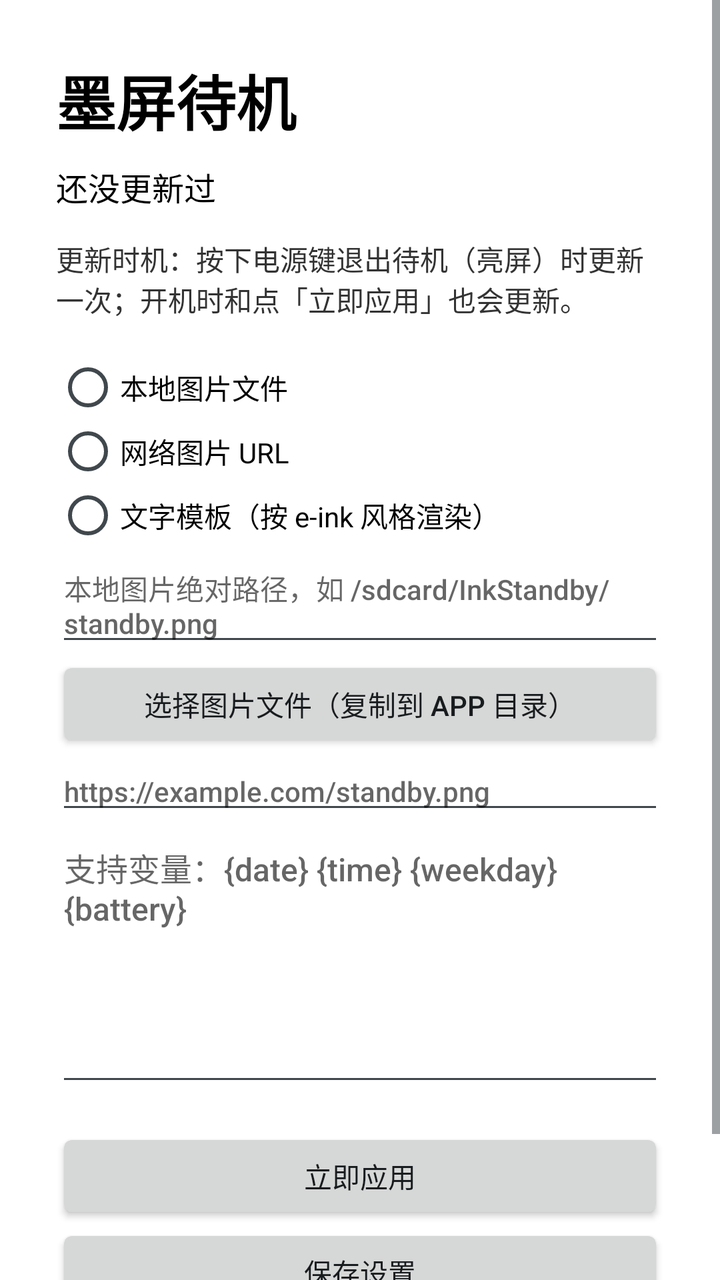
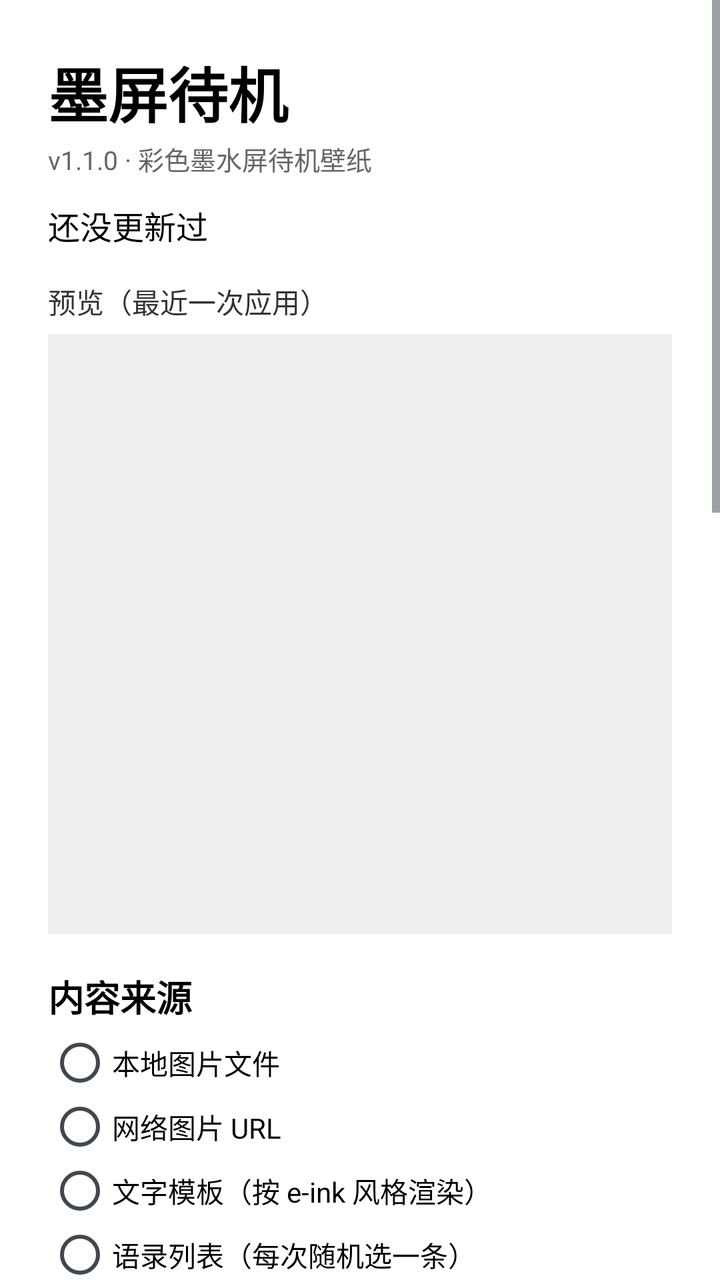

Screens rendered from an Android XML layout before and after an edit, with the pre-edit source and the edit as a unified diff.
<!-- AndroidManifest.xml: application theme android:Theme.DeviceDefault.Light -->
<!-- res/layout/activity_main.xml -->
<?xml version="1.0" encoding="utf-8"?>
<ScrollView xmlns:android="http://schemas.android.com/apk/res/android"
    android:layout_width="match_parent"
    android:layout_height="match_parent"
    android:background="#FFFFFF"
    android:fillViewport="true">

    <LinearLayout
        android:layout_width="match_parent"
        android:layout_height="wrap_content"
        android:orientation="vertical"
        android:padding="28dp">

        <TextView
            android:layout_width="match_parent"
            android:layout_height="wrap_content"
            android:text="墨屏待机"
            android:textColor="#000000"
            android:textSize="30sp"
            android:textStyle="bold" />

        <TextView
            android:id="@+id/status"
            android:layout_width="match_parent"
            android:layout_height="wrap_content"
            android:layout_marginTop="10dp"
            android:text="还没更新过"
            android:textColor="#000000"
            android:textSize="16sp" />

        <TextView
            android:layout_width="match_parent"
            android:layout_height="wrap_content"
            android:layout_marginTop="14dp"
            android:text="更新时机：按下电源键退出待机（亮屏）时更新一次；开机时和点「立即应用」也会更新。"
            android:textColor="#333333"
            android:textSize="14sp" />

        <RadioGroup
            android:id="@+id/modeGroup"
            android:layout_width="match_parent"
            android:layout_height="wrap_content"
            android:layout_marginTop="18dp"
            android:orientation="vertical">

            <RadioButton
                android:id="@+id/rbFile"
                android:layout_width="match_parent"
                android:layout_height="wrap_content"
                android:text="本地图片文件" />

            <RadioButton
                android:id="@+id/rbUrl"
                android:layout_width="match_parent"
                android:layout_height="wrap_content"
                android:text="网络图片 URL" />

            <RadioButton
                android:id="@+id/rbText"
                android:layout_width="match_parent"
                android:layout_height="wrap_content"
                android:text="文字模板（按 e-ink 风格渲染）" />
        </RadioGroup>

        <EditText
            android:id="@+id/filePath"
            android:layout_width="match_parent"
            android:layout_height="wrap_content"
            android:hint="本地图片绝对路径，如 /sdcard/InkStandby/standby.png"
            android:textSize="14sp" />

        <Button
            android:id="@+id/pickFile"
            android:layout_width="match_parent"
            android:layout_height="wrap_content"
            android:text="选择图片文件（复制到 App 目录）" />

        <EditText
            android:id="@+id/url"
            android:layout_width="match_parent"
            android:layout_height="wrap_content"
            android:hint="https://example.com/standby.png"
            android:inputType="textUri"
            android:textSize="14sp" />

        <EditText
            android:id="@+id/textTemplate"
            android:layout_width="match_parent"
            android:layout_height="wrap_content"
            android:gravity="top"
            android:hint="支持变量：{date} {time} {weekday} {battery}"
            android:minLines="6"
            android:textSize="16sp" />

        <Button
            android:id="@+id/applyNow"
            android:layout_width="match_parent"
            android:layout_height="wrap_content"
            android:layout_marginTop="16dp"
            android:text="立即应用" />

        <Button
            android:id="@+id/save"
            android:layout_width="match_parent"
            android:layout_height="wrap_content"
            android:text="保存设置" />

        <TextView
            android:id="@+id/tips"
            android:layout_width="match_parent"
            android:layout_height="wrap_content"
            android:layout_marginTop="18dp"
            android:textSize="12sp"
            android:textColor="#555555" />
    </LinearLayout>
</ScrollView>
<!-- resources referenced by this layout -->
<resources>

</resources>

<!-- the commit's change to res/layout/activity_main.xml (unified diff, before → after) -->
@@ -9,7 +9,7 @@
         android:layout_width="match_parent"
         android:layout_height="wrap_content"
         android:orientation="vertical"
-        android:padding="28dp">
+        android:padding="24dp">
 
         <TextView
             android:layout_width="match_parent"
@@ -20,10 +20,18 @@
             android:textStyle="bold" />
 
         <TextView
+            android:layout_width="match_parent"
+            android:layout_height="wrap_content"
+            android:layout_marginTop="2dp"
+            android:text="v1.1.0 · 彩色墨水屏待机壁纸"
+            android:textColor="#666666"
+            android:textSize="13sp" />
+
+        <TextView
             android:id="@+id/status"
             android:layout_width="match_parent"
             android:layout_height="wrap_content"
-            android:layout_marginTop="10dp"
+            android:layout_marginTop="12dp"
             android:text="还没更新过"
             android:textColor="#000000"
             android:textSize="16sp" />
@@ -31,16 +39,34 @@
         <TextView
             android:layout_width="match_parent"
             android:layout_height="wrap_content"
-            android:layout_marginTop="14dp"
-            android:text="更新时机：按下电源键退出待机（亮屏）时更新一次；开机时和点「立即应用」也会更新。"
-            android:textColor="#333333"
-            android:textSize="14sp" />
+            android:layout_marginTop="16dp"
+            android:text="预览（最近一次应用）"
+            android:textColor="#333333"
+            android:textSize="14sp" />
+
+        <ImageView
+            android:id="@+id/preview"
+            android:layout_width="match_parent"
+            android:layout_height="300dp"
+            android:layout_marginTop="6dp"
+            android:background="#EEEEEE"
+            android:contentDescription="待机图预览"
+            android:scaleType="fitCenter" />
+
+        <TextView
+            android:layout_width="match_parent"
+            android:layout_height="wrap_content"
+            android:layout_marginTop="18dp"
+            android:text="内容来源"
+            android:textColor="#000000"
+            android:textSize="18sp"
+            android:textStyle="bold" />
 
         <RadioGroup
             android:id="@+id/modeGroup"
             android:layout_width="match_parent"
             android:layout_height="wrap_content"
-            android:layout_marginTop="18dp"
+            android:layout_marginTop="4dp"
             android:orientation="vertical">
 
             <RadioButton
@@ -60,6 +86,12 @@
                 android:layout_width="match_parent"
                 android:layout_height="wrap_content"
                 android:text="文字模板（按 e-ink 风格渲染）" />
+
+            <RadioButton
+                android:id="@+id/rbQuotes"
+                android:layout_width="match_parent"
+                android:layout_height="wrap_content"
+                android:text="语录列表（每次随机选一条）" />
         </RadioGroup>
 
         <EditText
@@ -83,21 +115,193 @@
             android:inputType="textUri"
             android:textSize="14sp" />
 
+        <Button
+            android:id="@+id/testUrl"
+            android:layout_width="match_parent"
+            android:layout_height="wrap_content"
+            android:text="测试下载并解码" />
+
         <EditText
             android:id="@+id/textTemplate"
             android:layout_width="match_parent"
             android:layout_height="wrap_content"
             android:gravity="top"
             android:hint="支持变量：{date} {time} {weekday} {battery}"
-            android:minLines="6"
+            android:minLines="5"
             android:textSize="16sp" />
+
+        <EditText
+            android:id="@+id/quotesText"
+            android:layout_width="match_parent"
+            android:layout_height="wrap_content"
+            android:gravity="top"
+            android:hint="每行一条语录，亮屏时随机选一条"
+            android:minLines="5"
+            android:textSize="16sp" />
+
+        <TextView
+            android:layout_width="match_parent"
+            android:layout_height="wrap_content"
+            android:layout_marginTop="18dp"
+            android:text="文字排版"
+            android:textColor="#000000"
+            android:textSize="18sp"
+            android:textStyle="bold" />
+
+        <TextView
+            android:layout_width="match_parent"
+            android:layout_height="wrap_content"
+            android:text="字号"
+            android:textColor="#333333"
+            android:textSize="14sp" />
+
+        <RadioGroup
+            android:id="@+id/fontGroup"
+            android:layout_width="match_parent"
+            android:layout_height="wrap_content"
+            android:orientation="horizontal">
+
+            <RadioButton
+                android:id="@+id/rbFontSmall"
+                android:layout_width="0dp"
+                android:layout_height="wrap_content"
+                android:layout_weight="1"
+                android:text="小" />
+
+            <RadioButton
+                android:id="@+id/rbFontNormal"
+                android:layout_width="0dp"
+                android:layout_height="wrap_content"
+                android:layout_weight="1"
+                android:text="中" />
+
+            <RadioButton
+                android:id="@+id/rbFontLarge"
+                android:layout_width="0dp"
+                android:layout_height="wrap_content"
+                android:layout_weight="1"
+                android:text="大" />
+        </RadioGroup>
+
+        <TextView
+            android:layout_width="match_parent"
+            android:layout_height="wrap_content"
+            android:text="对齐"
+            android:textColor="#333333"
+            android:textSize="14sp" />
+
+        <RadioGroup
+            android:id="@+id/alignGroup"
+            android:layout_width="match_parent"
+            android:layout_height="wrap_content"
+            android:orientation="horizontal">
+
+            <RadioButton
+                android:id="@+id/rbAlignCenter"
+                android:layout_width="0dp"
+                android:layout_height="wrap_content"
+                android:layout_weight="1"
+                android:text="居中" />
+
+            <RadioButton
+                android:id="@+id/rbAlignLeft"
+                android:layout_width="0dp"
+                android:layout_height="wrap_content"
+                android:layout_weight="1"
+                android:text="左对齐" />
+        </RadioGroup>
+
+        <CheckBox
+            android:id="@+id/cbFooter"
+            android:layout_width="match_parent"
+            android:layout_height="wrap_content"
+            android:text="显示底部时间/签名" />
+
+        <TextView
+            android:layout_width="match_parent"
+            android:layout_height="wrap_content"
+            android:layout_marginTop="14dp"
+            android:text="图片模式"
+            android:textColor="#000000"
+            android:textSize="18sp"
+            android:textStyle="bold" />
+
+        <TextView
+            android:layout_width="match_parent"
+            android:layout_height="wrap_content"
+            android:text="适配方式"
+            android:textColor="#333333"
+            android:textSize="14sp" />
+
+        <RadioGroup
+            android:id="@+id/fitGroup"
+            android:layout_width="match_parent"
+            android:layout_height="wrap_content"
+            android:orientation="horizontal">
+
+            <RadioButton
+                android:id="@+id/rbFit"
+                android:layout_width="0dp"
+                android:layout_height="wrap_content"
+                android:layout_weight="1"
+                android:text="适应" />
+
+            <RadioButton
+                android:id="@+id/rbCrop"
+                android:layout_width="0dp"
+                android:layout_height="wrap_content"
+                android:layout_weight="1"
+                android:text="裁剪" />
+
+            <RadioButton
+                android:id="@+id/rbStretch"
+                android:layout_width="0dp"
+                android:layout_height="wrap_content"
+                android:layout_weight="1"
+                android:text="拉伸" />
+        </RadioGroup>
+
+        <TextView
+            android:layout_width="match_parent"
+            android:layout_height="wrap_content"
+            android:text="背景色"
+            android:textColor="#333333"
+            android:textSize="14sp" />
+
+        <RadioGroup
+            android:id="@+id/bgGroup"
+            android:layout_width="match_parent"
+            android:layout_height="wrap_content"
+            android:orientation="horizontal">
+
+            <RadioButton
+                android:id="@+id/rbBgWhite"
+                android:layout_width="0dp"
+                android:layout_height="wrap_content"
+                android:layout_weight="1"
+                android:text="白" />
+
+            <RadioButton
+                android:id="@+id/rbBgBlack"
+                android:layout_width="0dp"
+                android:layout_height="wrap_content"
+                android:layout_weight="1"
+                android:text="黑" />
+        </RadioGroup>
+
+        <CheckBox
+            android:id="@+id/cbSkip"
+            android:layout_width="match_parent"
+            android:layout_height="wrap_content"
+            android:layout_marginTop="8dp"
+            android:text="内容不变时跳过（减少墨水屏刷新）" />
 
         <Button
             android:id="@+id/applyNow"
             android:layout_width="match_parent"
             android:layout_height="wrap_content"
             android:layout_marginTop="16dp"
-            android:text="立即应用" />
+            android:text="立即应用（强制刷新）" />
 
         <Button
             android:id="@+id/save"
@@ -109,8 +313,8 @@
             android:id="@+id/tips"
             android:layout_width="match_parent"
             android:layout_height="wrap_content"
-            android:layout_marginTop="18dp"
-            android:textSize="12sp"
-            android:textColor="#555555" />
+            android:layout_marginTop="16dp"
+            android:textColor="#555555"
+            android:textSize="12sp" />
     </LinearLayout>
 </ScrollView>
